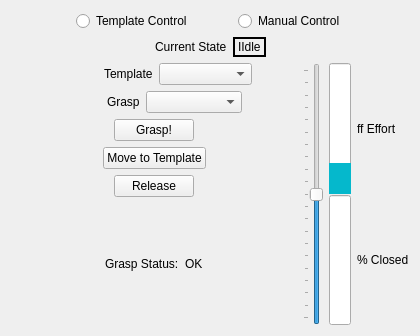
The window that vigir_ocs_grasp_widget/src/graspWidget.ui (team-vigir/vigir_ocs_common) describes before a commit, drawn with Qt 5.
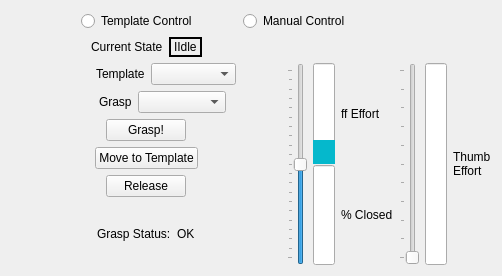
The same window after the commit.

Commit message: [vigir_ocs_grasp_widget] * Implemented thumb effort

```diff
--- a/vigir_ocs_grasp_widget/src/graspWidget.ui
+++ b/vigir_ocs_grasp_widget/src/graspWidget.ui
@@ -6,15 +6,15 @@
    <rect>
     <x>0</x>
     <y>0</y>
-    <width>420</width>
-    <height>336</height>
+    <width>502</width>
+    <height>276</height>
    </rect>
   </property>
   <property name="windowTitle">
    <string>graspWidget</string>
   </property>
-  <layout class="QVBoxLayout" name="verticalLayout">
-   <item>
+  <layout class="QGridLayout" name="gridLayout">
+   <item row="0" column="0" colspan="4">
     <layout class="QHBoxLayout" name="horizontalLayout">
      <item>
       <spacer name="horizontalSpacer">
@@ -74,7 +74,7 @@
      </item>
     </layout>
    </item>
-   <item>
+   <item row="1" column="0">
     <layout class="QHBoxLayout" name="horizontalLayout_2">
      <item>
       <spacer name="horizontalSpacer_4">
@@ -130,9 +130,7 @@
      </item>
     </layout>
    </item>
-   <item>
-    <layout class="QHBoxLayout" name="horizontalLayout_4">
-     <item>
+   <item row="2" column="0">
       <layout class="QVBoxLayout" name="verticalLayout_2">
        <item>
         <layout class="QHBoxLayout" name="horizontalLayout_5">
@@ -394,7 +392,7 @@
        </item>
       </layout>
      </item>
-     <item>
+   <item row="2" column="1">
       <layout class="QVBoxLayout" name="verticalLayout_4">
        <item>
         <widget class="QSlider" name="userSlider">
@@ -420,7 +418,7 @@
        </item>
       </layout>
      </item>
-     <item>
+   <item row="2" column="2">
       <layout class="QVBoxLayout" name="verticalLayout_3">
        <property name="spacing">
         <number>1</number>
@@ -485,6 +483,67 @@
           </widget>
          </item>
         </layout>
+     </item>
+    </layout>
+   </item>
+   <item row="2" column="3">
+    <layout class="QVBoxLayout" name="verticalLayout">
+     <item>
+      <widget class="QSlider" name="userSlider_2">
+       <property name="layoutDirection">
+        <enum>Qt::LeftToRight</enum>
+       </property>
+       <property name="maximum">
+        <number>100</number>
+       </property>
+       <property name="value">
+        <number>0</number>
+       </property>
+       <property name="orientation">
+        <enum>Qt::Vertical</enum>
+       </property>
+       <property name="tickPosition">
+        <enum>QSlider::TicksAbove</enum>
+       </property>
+       <property name="tickInterval">
+        <number>10</number>
+       </property>
+      </widget>
+     </item>
+    </layout>
+   </item>
+   <item row="2" column="4">
+    <layout class="QHBoxLayout" name="horizontalLayout_4">
+     <item>
+      <layout class="QHBoxLayout" name="horizontalLayout_10">
+       <item>
+        <widget class="QProgressBar" name="thumbGraf">
+         <property name="styleSheet">
+          <string notr="true">QProgressBar::chunk {
+	background-color: #05B8CC;
+}</string>
+         </property>
+         <property name="maximum">
+          <number>100</number>
+         </property>
+         <property name="value">
+          <number>0</number>
+         </property>
+         <property name="orientation">
+          <enum>Qt::Vertical</enum>
+         </property>
+         <property name="format">
+          <string/>
+         </property>
+        </widget>
+       </item>
+       <item>
+        <widget class="QLabel" name="label_9">
+         <property name="text">
+          <string>Thumb
+Effort</string>
+         </property>
+        </widget>
        </item>
       </layout>
      </item>
```
Lines whose indentation alone changed are shown as unchanged. The commit also changes 2 other files.
